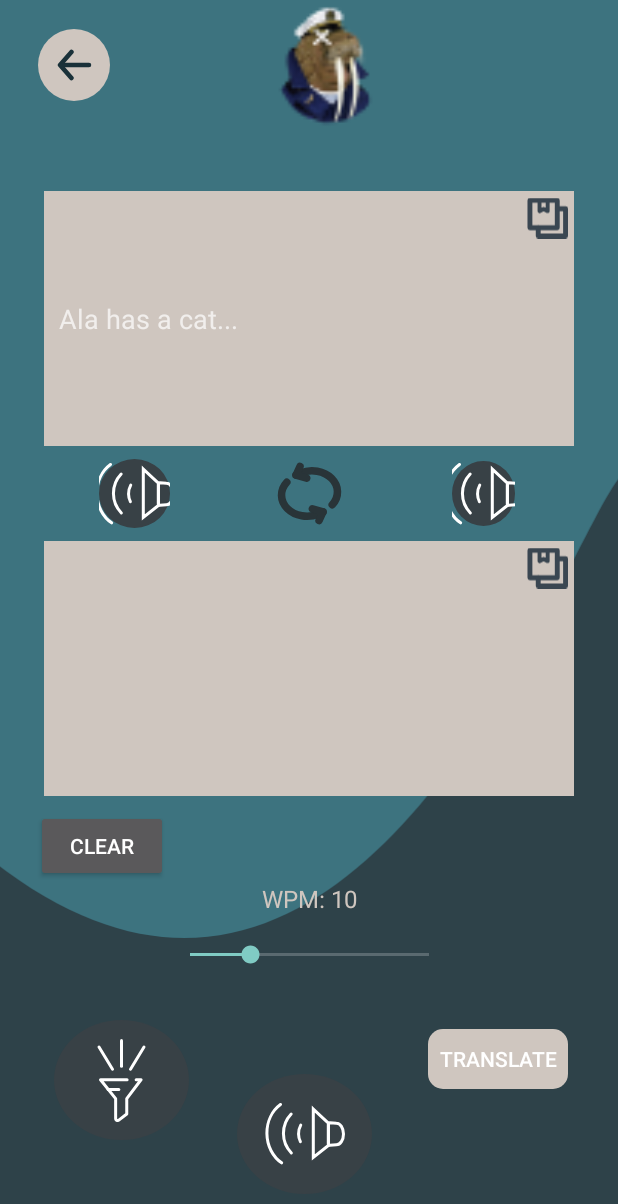
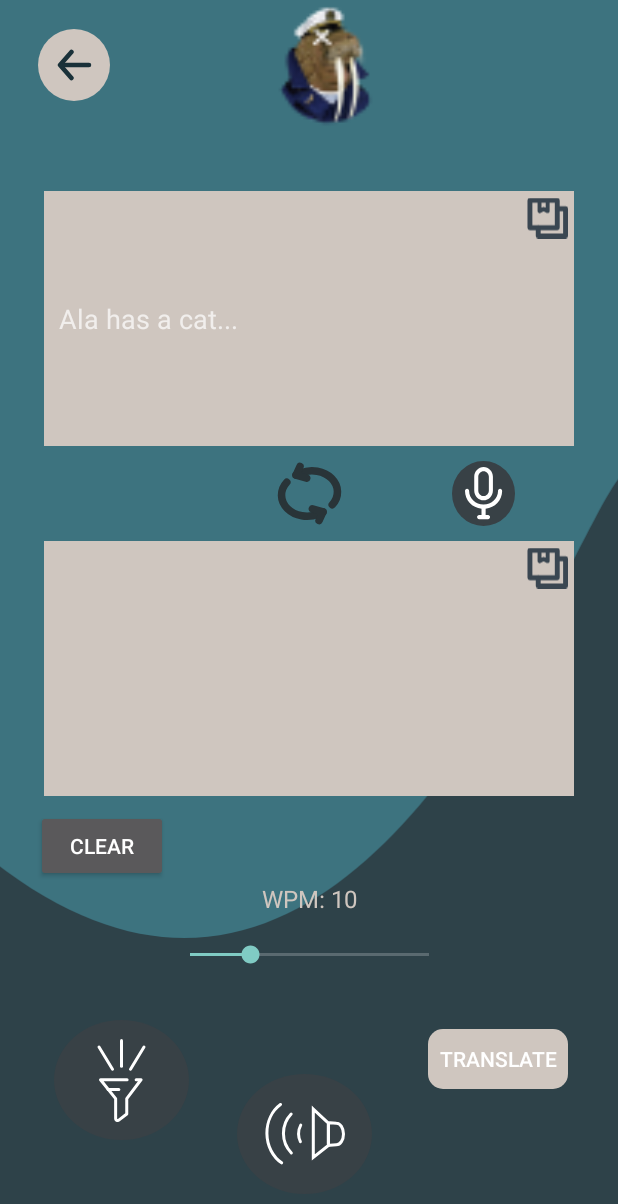
Before and after one commit to Blanccov/morslownik, an Android app built with Jetpack Compose: the TranslatorActivity screen opened directly, with no data from a screen before it, after a tap on an icon or button, on a phone screen of 412 x 824 dp. Shown: the top 1204 px of the screen. Run offline under Robolectric (Android 15) with nearby library versions, the phone set to English and light mode, and no system bars; libraries missing offline, so code that uses them is left out: com.github.dhaval2404.imagepicker, com.google.mlkit.vision; 3 other taps on this screen came first.

Commit message:
micropohone little fix and buttons for torch and voice

```diff
--- a/app/src/main/java/com/example/morslownik/TranslatorActivity.kt
+++ b/app/src/main/java/com/example/morslownik/TranslatorActivity.kt
@@ -91,6 +91,7 @@ class TranslatorActivity : ComponentActivity() {
         }
 
         val playButton: ImageButton = findViewById(R.id.soundButton)
+        val torchButton = findViewById<ImageButton>(R.id.torchButton)
 
         playButton.setOnClickListener {
             val sentences = afterText.text.toString().split("/").toTypedArray()
@@ -98,6 +99,7 @@ class TranslatorActivity : ComponentActivity() {
             // Zablokowanie seekbara
             seekBar.isEnabled = false
             playButton.isEnabled = false
+            torchButton.isEnabled = false
 
             GlobalScope.launch {
                 morseCodeController.playSound(sentences, wpm)
@@ -106,11 +108,12 @@ class TranslatorActivity : ComponentActivity() {
                     // Odblokowanie seekbara
                     seekBar.isEnabled = true
                     playButton.isEnabled = true
+                    torchButton.isEnabled = true
                 }
             }
         }
 
-        val torchButton = findViewById<ImageButton>(R.id.torchButton)
+
 
         torchButton.setOnClickListener {
             val sentences = afterText.text.toString().split("/").toTypedArray()
@@ -118,6 +121,7 @@ class TranslatorActivity : ComponentActivity() {
             // Zablokowanie seekbara
             seekBar.isEnabled = false
             torchButton.isEnabled = false
+            playButton.isEnabled = false
 
             lifecycleScope.launch {
                 flashController.playFlashSignal(sentences, wpm)
@@ -125,54 +129,31 @@ class TranslatorActivity : ComponentActivity() {
                 // Odblokowanie seekbara
                 seekBar.isEnabled = true
                 torchButton.isEnabled = true
+                playButton.isEnabled = true
             }
         }
 
         val microphoneButton = findViewById<ImageButton>(R.id.microphoneButton)
         var isRecording = false
 
-//        microphoneButton.setOnClickListener {
-//            if (isRecording) {
-//                recorder.stop()
-//                isRecording = false
-//                Toast.makeText(this, "Recording stopped", Toast.LENGTH_SHORT).show()
-//            } else {
-//                File(cacheDir, "audio.mp3").also { file ->
-//                    recorder.start(file)
-//                    audioFile = file
-//                }
-//                isRecording = true
-//                Toast.makeText(this, "Recording started", Toast.LENGTH_SHORT).show()
-//            }
-//        }
-
         //rozpoznawanie mowy
-        microphoneButton.setOnClickListener {
-            val intent = Intent(RecognizerIntent.ACTION_RECOGNIZE_SPEECH)
-            intent.putExtra(
-                RecognizerIntent.EXTRA_LANGUAGE_MODEL,
-                RecognizerIntent.LANGUAGE_MODEL_FREE_FORM
-            )
-            intent.putExtra(RecognizerIntent.EXTRA_LANGUAGE, Locale.getDefault())
-            startActivityForResult(intent, 10)
-
             microphoneButton.setOnClickListener {
                 if (isRecording) {
                     recorder.stop()
                     isRecording = false
                     Toast.makeText(this, "Recording stopped", Toast.LENGTH_SHORT).show()
                 } else {
-                    File(cacheDir, "audio.mp3").also { file ->
-                        recorder.start(file)
-                        audioFile = file
-                    }
+                    val intent = Intent(RecognizerIntent.ACTION_RECOGNIZE_SPEECH)
+                    intent.putExtra(
+                        RecognizerIntent.EXTRA_LANGUAGE_MODEL,
+                        RecognizerIntent.LANGUAGE_MODEL_FREE_FORM
+                    )
+                    intent.putExtra(RecognizerIntent.EXTRA_LANGUAGE, Locale.getDefault())
+                    startActivityForResult(intent, 10)
+
                     isRecording = true
                     Toast.makeText(this, "Recording started", Toast.LENGTH_SHORT).show()
                 }
-            }}
-
-            findViewById<ImageButton>(R.id.paybackButton).setOnClickListener {
-                player.playFile(audioFile ?: return@setOnClickListener)
             }
 
             seekBar = findViewById(R.id.seekBar)
--- /dev/null
+++ b/app/src/main/res/drawable/micro.xml
@@ -0,0 +1,12 @@
+<vector xmlns:android="http://schemas.android.com/apk/res/android"
+    android:width="25dp"
+    android:height="35dp"
+    android:viewportWidth="37"
+    android:viewportHeight="49">
+  <path
+      android:pathData="M36.17,22.175C36.17,21.062 35.274,20.165 34.16,20.165C33.046,20.165 32.149,21.062 32.149,22.175C32.149,29.074 25.842,34.682 18.085,34.682C10.329,34.682 4.021,29.074 4.021,22.175C4.021,21.062 3.124,20.165 2.011,20.165C0.897,20.165 0,21.062 0,22.175C0,30.671 7.047,37.688 16.075,38.605V44.272H13.749C12.635,44.272 11.738,45.169 11.738,46.282C11.738,47.396 12.635,48.293 13.749,48.293H22.422C23.535,48.293 24.432,47.396 24.432,46.282C24.432,45.169 23.535,44.272 22.422,44.272H20.096V38.605C29.124,37.688 36.17,30.671 36.17,22.175Z"
+      android:fillColor="#ffffff"/>
+  <path
+      android:pathData="M18.085,30.799C23.112,30.799 27.182,26.729 27.182,21.702V9.097C27.182,4.07 23.112,0 18.085,0C13.059,0 8.988,4.07 8.988,9.097V21.702C8.988,26.729 13.059,30.799 18.085,30.799ZM12.931,9.097C12.931,6.258 15.247,3.942 18.085,3.942C20.924,3.942 23.24,6.258 23.24,9.097V21.702C23.24,24.541 20.924,26.857 18.085,26.857C15.247,26.857 12.931,24.541 12.931,21.702V9.097Z"
+      android:fillColor="#ffffff"/>
+</vector>
--- a/app/src/main/res/layout/translatorlayout.xml
+++ b/app/src/main/res/layout/translatorlayout.xml
@@ -41,24 +41,12 @@
         app:layout_constraintStart_toEndOf="@+id/torchButton" />
 
     <ImageButton
-        android:id="@+id/paybackButton"
-        android:layout_width="47dp"
-        android:layout_height="46dp"
-        android:background="@drawable/roundstyle"
-        android:backgroundTint="#384146"
-        android:src="@drawable/volume"
-        app:layout_constraintBottom_toTopOf="@+id/afterText"
-        app:layout_constraintEnd_toStartOf="@+id/imageButton"
-        app:layout_constraintStart_toStartOf="parent"
-        app:layout_constraintTop_toBottomOf="@+id/prevText" />
-
-    <ImageButton
         android:id="@+id/microphoneButton"
         android:layout_width="42dp"
         android:layout_height="43dp"
         android:background="@drawable/roundstyle"
         android:backgroundTint="#384146"
-        android:src="@drawable/volume"
+        android:src="@drawable/micro"
         app:layout_constraintBottom_toTopOf="@+id/afterText"
         app:layout_constraintEnd_toEndOf="parent"
         app:layout_constraintStart_toEndOf="@+id/imageButton"
```
Also changed, not shown: app/src/main/res/layout/activity_main.xml (added, +10 -0 lines).
